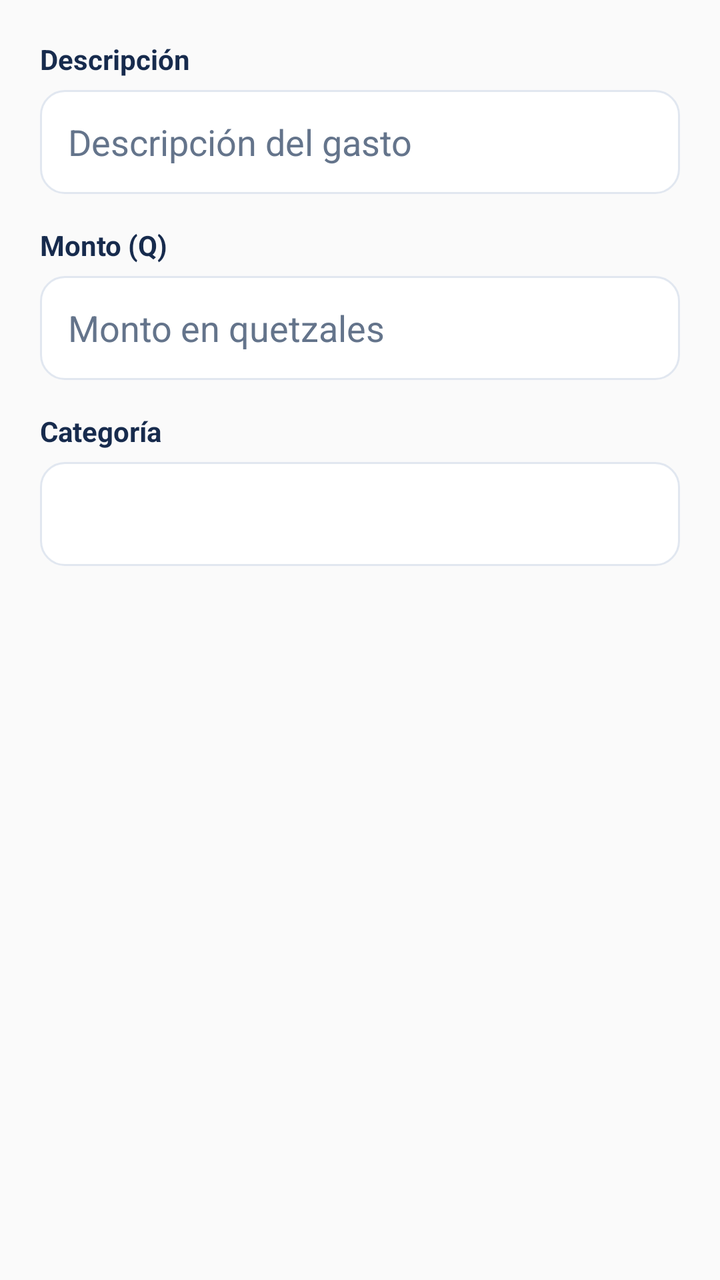
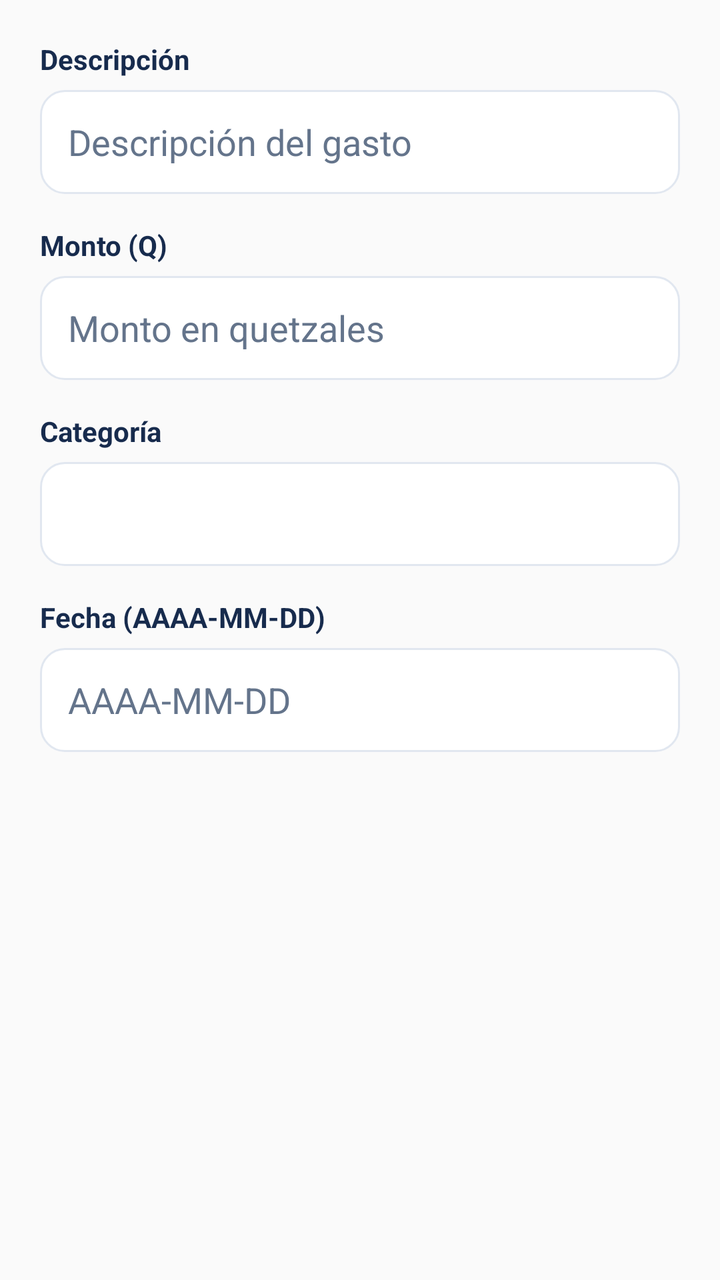

Compare the two renders of this Android layout. The source of the first and the diff that turns it into the second are given below.
<!-- AndroidManifest.xml: application theme Theme.ControlGastos -->
<!-- res/layout/dialog_editar_gasto.xml -->
<?xml version="1.0" encoding="utf-8"?>
<LinearLayout
    xmlns:android="http://schemas.android.com/apk/res/android"
    android:layout_width="match_parent"
    android:layout_height="wrap_content"
    android:orientation="vertical"
    android:padding="20dp">

    <TextView
        android:layout_width="match_parent"
        android:layout_height="wrap_content"
        android:text="Descripción"
        android:textColor="@color/finance_text"
        android:textStyle="bold" />

    
    <EditText
        android:id="@+id/etEditarDescripcion"
        android:layout_width="match_parent"
        android:layout_height="52dp"
        android:layout_marginTop="6dp"
        android:background="@drawable/bg_campo_login"
        android:paddingHorizontal="14dp"
        android:textColor="@color/finance_text"
        android:textColorHint="@color/finance_secondary_text"
        android:hint="Descripción del gasto"
        android:inputType="textCapSentences"
        android:singleLine="true" />

    <TextView
        android:layout_width="match_parent"
        android:layout_height="wrap_content"
        android:layout_marginTop="16dp"
        android:text="Monto (Q)"
        android:textColor="@color/finance_text"
        android:textStyle="bold" />

    
    <EditText
        android:id="@+id/etEditarMonto"
        android:layout_width="match_parent"
        android:layout_height="52dp"
        android:layout_marginTop="6dp"
        android:background="@drawable/bg_campo_login"
        android:paddingHorizontal="14dp"
        android:textColor="@color/finance_text"
        android:textColorHint="@color/finance_secondary_text"
        android:hint="Monto en quetzales"
        android:inputType="numberDecimal" />

    <TextView
        android:layout_width="match_parent"
        android:layout_height="wrap_content"
        android:layout_marginTop="16dp"
        android:text="Categoría"
        android:textColor="@color/finance_text"
        android:textStyle="bold" />

    
    <Spinner
        android:id="@+id/spEditarCategoria"
        android:layout_width="match_parent"
        android:layout_height="52dp"
        android:layout_marginTop="6dp"
        android:background="@drawable/bg_campo_login"
        android:paddingHorizontal="12dp" />

</LinearLayout>
<!-- resources referenced by this layout -->
<resources>
  <color name="finance_secondary_text">#64748B</color>
  <color name="finance_text">#172B4D</color>
  <!-- drawable bg_campo_login (drawable) -->
  <?xml version="1.0" encoding="utf-8"?>
  <shape xmlns:android="http://schemas.android.com/apk/res/android"
      android:shape="rectangle">
  
      <solid android:color="@color/finance_surface" />
  
      <corners android:radius="12dp" />
  
      <stroke
          android:width="1dp"
          android:color="@color/finance_border" />
  
  </shape>
  <style name="Theme.ControlGastos" parent="Theme.AppCompat.DayNight.NoActionBar" />
  <color name="finance_surface">#FFFFFF</color>
  <color name="finance_border">#E1E7F0</color>
</resources>

<!-- the commit's change to res/layout/dialog_editar_gasto.xml (unified diff, before → after) -->
@@ -65,4 +65,26 @@
         android:background="@drawable/bg_campo_login"
         android:paddingHorizontal="12dp" />
 
+    <TextView
+        android:layout_width="match_parent"
+        android:layout_height="wrap_content"
+        android:layout_marginTop="16dp"
+        android:text="Fecha (AAAA-MM-DD)"
+        android:textColor="@color/finance_text"
+        android:textStyle="bold" />
+
+    
+    <EditText
+        android:id="@+id/etEditarFecha"
+        android:layout_width="match_parent"
+        android:layout_height="52dp"
+        android:layout_marginTop="6dp"
+        android:background="@drawable/bg_campo_login"
+        android:paddingHorizontal="14dp"
+        android:textColor="@color/finance_text"
+        android:textColorHint="@color/finance_secondary_text"
+        android:hint="AAAA-MM-DD"
+        android:inputType="date"
+        android:singleLine="true" />
+
 </LinearLayout>
